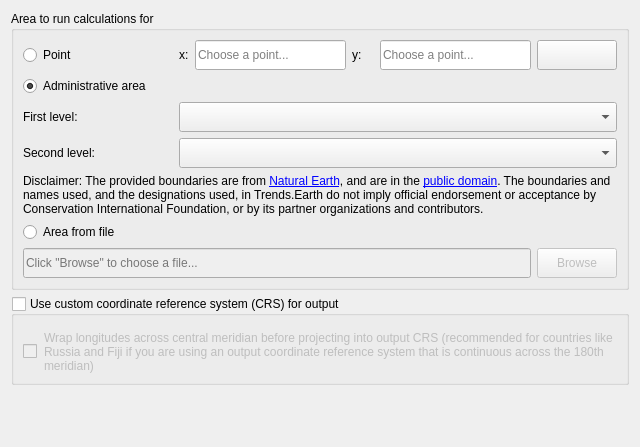
First picture: the form in LDMP/gui/WidgetSelectArea.ui, repository ConservationInternational/trends.earth, before the edit.
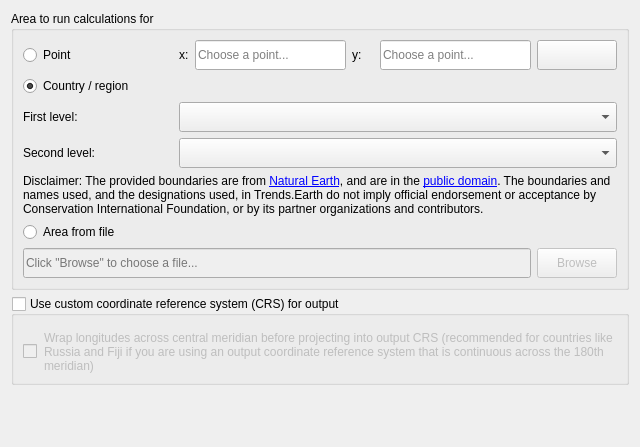
Second picture: the form after the edit. Custom widgets are drawn as their Qt base class.

The edit to the form file:
```diff
--- a/LDMP/gui/WidgetSelectArea.ui
+++ b/LDMP/gui/WidgetSelectArea.ui
@@ -242,7 +242,7 @@
       <item row="1" column="0" colspan="8">
        <widget class="QRadioButton" name="area_fromadmin">
         <property name="text">
-         <string>Administrative area</string>
+         <string>Country / region</string>
         </property>
         <property name="checked">
          <bool>true</bool>
```
